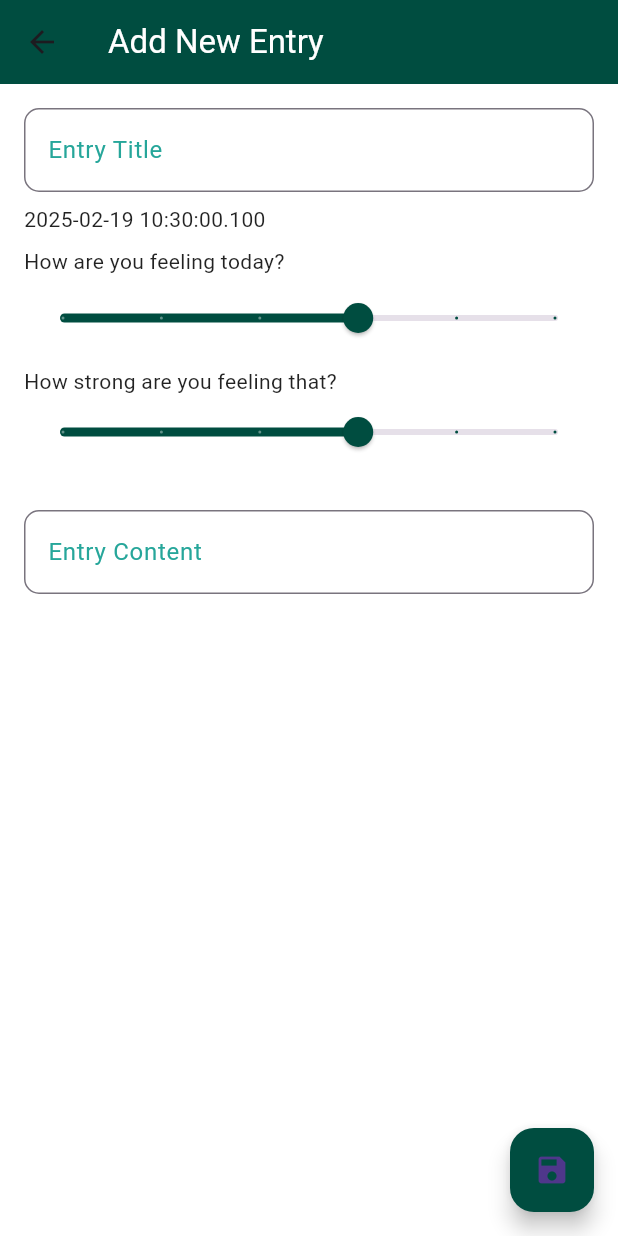
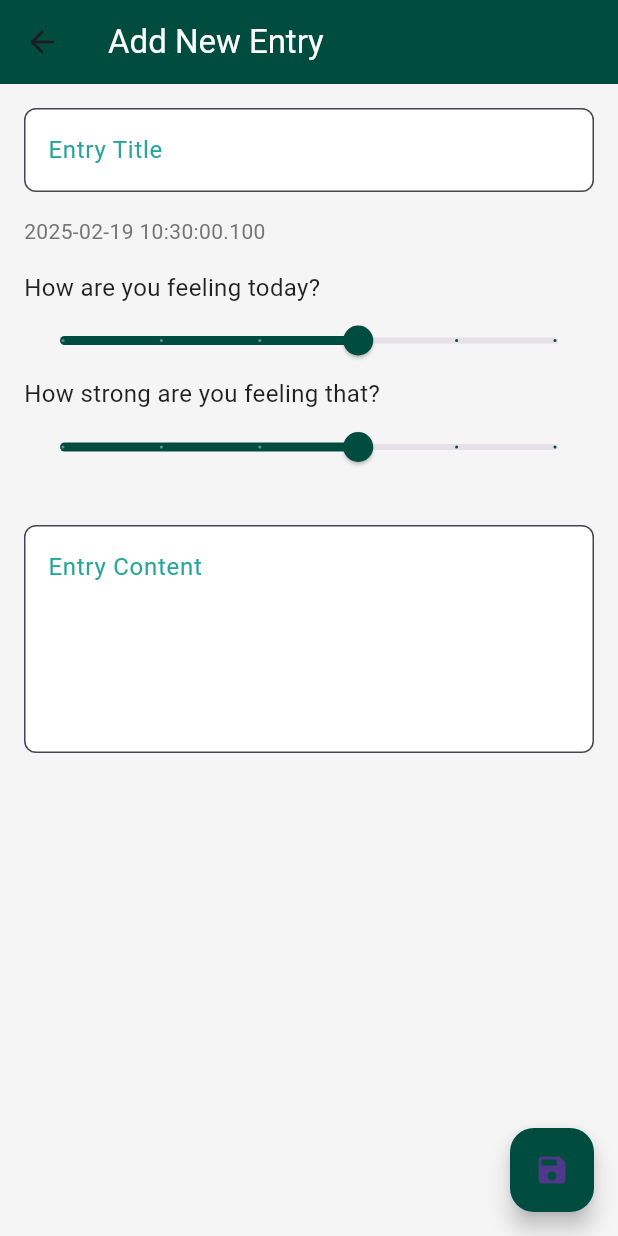
Before and after one commit to mariam-ahmed/myDiaryApp, a Flutter app: the EntriesScreen screen opened directly with empty values, after a tap on "Create Entry", on a phone screen of 412 x 824 dp. Run offline on Flutter 3.47's test engine with Material 3 defaults, Android fonts, the phone set to English and light mode, and no system bars; our stand-ins replace cloud_firestore, firebase_auth, firebase_core; accounts and stored records are empty.

Commit message:
model+ECC integration

```diff
--- a/lib/screens/entries_screen.dart
+++ b/lib/screens/entries_screen.dart
@@ -1,96 +1,113 @@
 import 'package:cloud_firestore/cloud_firestore.dart';
-import 'package:firebase_auth/firebase_auth.dart';
 import 'package:flutter/material.dart';
 import 'package:mobile_app/reusable_widgets/entry_card.dart';
 import 'package:mobile_app/reusable_widgets/reusable_widget.dart';
 import 'package:mobile_app/screens/entry_editor.dart';
-import 'package:mobile_app/utils/color_utils.dart';
 
 import '../reusable_methods/firebase_methods.dart';
 import 'entry_reader.dart';
 
 class EntriesScreen extends StatefulWidget {
   String uid = "";
-   EntriesScreen(String uid, {super.key}){
-     this.uid = uid;
-   }
+  EntriesScreen(this.uid, {super.key});
 
   @override
-  State<EntriesScreen> createState() => _EntriesScreenState(this.uid);
+  State<EntriesScreen> createState() => _EntriesScreenState(uid);
 }
 
 class _EntriesScreenState extends State<EntriesScreen> {
-
   String uid = "";
-  _EntriesScreenState(String uid)
-  {
-    this.uid = uid;
-  }
+  _EntriesScreenState(this.uid);
 
   @override
   Widget build(BuildContext context) {
     return Scaffold(
-      backgroundColor: hexStringToColor("#DCDCDC"),
-      appBar: AppBar(
-        elevation: 0.0,
-        title: const Text("Entries"),
-        centerTitle: true,
+      // Use a light background color that matches the rest of your app
+      body: Container(
+        width: MediaQuery.of(context).size.width,
+        height: MediaQuery.of(context).size.height,
+        decoration: const BoxDecoration(
+          image: DecorationImage(
+            image: AssetImage("assets/images/bg-gradient.jpg"), // Background image from assets
+            fit: BoxFit.cover,
           ),
-      body: Padding(
-        padding: const EdgeInsets.all(16.0),
+        ),
+        child: Padding(
+          padding: const EdgeInsets.symmetric(horizontal: 20.0, vertical: 50.0),
           child: Column(
-          mainAxisAlignment: MainAxisAlignment.start,
             crossAxisAlignment: CrossAxisAlignment.start,
             children: [
-            const Text("Your recent entries",
+              // Header text
+              Text(
+                "Your recent entries",
                 style: TextStyle(
-                    color: Colors.white, fontWeight: FontWeight.bold)),
-            const SizedBox(
-              height: 20.0,
+                  color: Colors.white, // White text for better contrast on dark background
+                  fontWeight: FontWeight.bold,
+                  fontSize: 24,
                 ),
+              ),
+              const SizedBox(height: 20.0),
+              // Entry list
               Expanded(
                 child: StreamBuilder<QuerySnapshot>(
-                stream:
-                    FirebaseFirestore.instance.collection("notes").where("uid", isEqualTo: uid).snapshots(),
+                  stream: FirebaseFirestore.instance
+                      .collection("notes")
+                      .where("uid", isEqualTo: uid)
+                      .snapshots(),
                   builder: (context, AsyncSnapshot<QuerySnapshot> snapshot) {
                     if (snapshot.connectionState == ConnectionState.waiting) {
                       return const Center(
-                      child: CircularProgressIndicator(),
+                        child: CircularProgressIndicator(
+                          valueColor: AlwaysStoppedAnimation<Color>(Colors.white), // White loading spinner
+                        ),
                       );
                     }
                     if (snapshot.hasData) {
-                    return GridView(
-                        gridDelegate:
-                            const SliverGridDelegateWithFixedCrossAxisCount(
-                                crossAxisCount: 2),
-                        children: snapshot.data!.docs
-                            .map((entry) => EntryCard(() {
+                      return GridView.builder(
+                        gridDelegate: const SliverGridDelegateWithFixedCrossAxisCount(
+                          crossAxisCount: 2,
+                          crossAxisSpacing: 10.0,
+                          mainAxisSpacing: 10.0,
+                        ),
+                        itemCount: snapshot.data!.docs.length,
+                        itemBuilder: (context, index) {
+                          var entry = snapshot.data!.docs[index];
+                          return EntryCard(() {
                             Navigator.push(
                                 context,
                                 MaterialPageRoute(
                                   builder: (context) =>
                                       EntryReaderScreen(entry),
                                 ));
-                                }, entry))
-                            .toList());
+                          }, entry );
+                        },
+                      );
                     }
-                  return const Text("There's no notes yet");
+                    return const Center(
+                      child: Text(
+                        "No entries available yet.",
+                        style: TextStyle(color: Colors.white), // White text for empty state
+                      ),
+                    );
                   },
                 ),
-            )
+              ),
             ],
           ),
         ),
+      ),
+      // Floating Action Button
       floatingActionButton: FloatingActionButton.extended(
+        backgroundColor: Colors.white, // Dark teal to match the app's theme
         onPressed: () async {
-          if(await canAddEntryToday(uid)) {
+          if (await canAddEntryToday(uid)) {
             Navigator.push(
               context,
               MaterialPageRoute(
-                    builder: (context) => EntryEditorScreen(uid)));
-          }
-          else
-            {
+                builder: (context) => EntryEditorScreen(uid),
+              ),
+            );
+          } else {
             showSnackBar(context, "You've already created today's entry");
           }
         },
@@ -99,6 +116,4 @@ class _EntriesScreenState extends State<EntriesScreen> {
       ),
     );
   }
-
-
 }
--- a/lib/screens/entry_editor.dart
+++ b/lib/screens/entry_editor.dart
@@ -1,12 +1,9 @@
 import 'package:cloud_firestore/cloud_firestore.dart';
-import 'package:firebase_auth/firebase_auth.dart';
-import 'package:flutter/material.dart';
-import 'package:mobile_app/reusable_methods/mood_calculations.dart';
-import 'package:cloud_firestore/cloud_firestore.dart';
-import 'package:firebase_auth/firebase_auth.dart';
 import 'package:flutter/material.dart';
 import 'package:mobile_app/reusable_methods/mood_calculations.dart';
 import 'package:mobile_app/reusable_widgets/reusable_widget.dart';
+
+import '../reusable_methods/tensorFlow_methods.dart';
 
 class EntryEditorScreen extends StatefulWidget {
   final String uid;
@@ -24,16 +21,18 @@ class _EntryEditorScreenState extends State<EntryEditorScreen> {
   double mood = 3;
   double intensity = 3;
   final String uid;
+  late List<dynamic> classification;
+  String firstClassification = '';
 
   _EntryEditorScreenState(this.uid);
 
   @override
   Widget build(BuildContext context) {
     return Scaffold(
-      backgroundColor: Colors.white, // Light teal background
+      backgroundColor: Colors.grey.shade100,  // Light, neutral background
       appBar: AppBar(
         elevation: 0.0,
-        backgroundColor: Colors.teal.shade900, // Dark teal app bar
+        backgroundColor: Colors.teal.shade900,  // Dark teal for consistency
         title: const Text(
           "Add New Entry",
           style: TextStyle(color: Colors.white),
@@ -45,25 +44,34 @@ class _EntryEditorScreenState extends State<EntryEditorScreen> {
           child: Column(
             crossAxisAlignment: CrossAxisAlignment.start,
             children: [
+              // Entry Title TextField
               TextField(
                 controller: _titleController,
                 decoration: InputDecoration(
                   border: OutlineInputBorder(
-                    borderRadius: BorderRadius.circular(10),
-                    borderSide: BorderSide(color: Colors.teal),
+                    borderRadius: BorderRadius.circular(8),
+                    borderSide: BorderSide(color: Colors.teal.shade900, width: 1.5),
                   ),
+                  filled: true,
+                  fillColor: Colors.white,
                   hintText: 'Entry Title',
                   hintStyle: TextStyle(color: Colors.teal.shade400),
                 ),
               ),
-              const SizedBox(height: 8.0),
+              const SizedBox(height: 16.0),
+
+              // Entry Date
               Text(
-                date2.toDate().toLocal().toString(), // Format date properly
-                style: TextStyle(color: Colors.black87),
+                date2.toDate().toLocal().toString(),
+                style: TextStyle(color: Colors.grey.shade600, fontSize: 14),
               ),
-              const SizedBox(height: 8.0),
-              const Text("How are you feeling today?", style: TextStyle(color: Colors.black87)),
-              const SizedBox(height: 4.0),
+              const SizedBox(height: 16.0),
+
+              // Mood Slider
+              const Text(
+                "How are you feeling today?",
+                style: TextStyle(color: Colors.black87, fontSize: 16),
+              ),
               Slider(
                 value: mood,
                 max: 5,
@@ -75,8 +83,12 @@ class _EntryEditorScreenState extends State<EntryEditorScreen> {
                   });
                 },
               ),
-              const SizedBox(height: 8.0),
-              const Text("How strong are you feeling that?", style: TextStyle(color: Colors.black87)),
+
+              // Intensity Slider
+              const Text(
+                "How strong are you feeling that?",
+                style: TextStyle(color: Colors.black87, fontSize: 16),
+              ),
               Slider(
                 value: intensity,
                 max: 5,
@@ -88,16 +100,22 @@ class _EntryEditorScreenState extends State<EntryEditorScreen> {
                   });
                 },
               ),
+
               const SizedBox(height: 28.0),
+
+              // Entry Content TextField
               TextField(
                 controller: _mainController,
                 keyboardType: TextInputType.multiline,
-                maxLines: null,
+                minLines: 5,
+                maxLines: 10,
                 decoration: InputDecoration(
                   border: OutlineInputBorder(
-                    borderRadius: BorderRadius.circular(10),
-                    borderSide: BorderSide(color: Colors.teal),
+                    borderRadius: BorderRadius.circular(8),
+                    borderSide: BorderSide(color: Colors.teal.shade900, width: 1.5),
                   ),
+                  filled: true,
+                  fillColor: Colors.white,
                   hintText: 'Entry Content',
                   hintStyle: TextStyle(color: Colors.teal.shade400),
                 ),
@@ -108,12 +126,15 @@ class _EntryEditorScreenState extends State<EntryEditorScreen> {
       ),
       floatingActionButton: FloatingActionButton(
         onPressed: () async {
+          classification = await classify(_mainController.text);
+          firstClassification = classification[0];
           FirebaseFirestore.instance.collection("notes").add({
             "entry_title": _titleController.text,
             "entry_date": date2,
             "entry_mood": mood,
             "entry_mood_intensity": intensity,
             "entry_content": _mainController.text,
+            "entry_classification": classification,
             "uid": uid,
           }).then((value) {
             updateMood(uid, mood);
@@ -122,7 +143,7 @@ class _EntryEditorScreenState extends State<EntryEditorScreen> {
           }).catchError((error) => {showSnackBar(context, "Failed to save entry")});
         },
         child: const Icon(Icons.save),
-        backgroundColor: Colors.teal.shade900, // Match the app theme
+        backgroundColor: Colors.teal.shade900,
       ),
     );
   }
```
Also changed, not shown: encryption/ecc_key_pair.dart (added, +21 -0 lines), lib/reusable_methods/tensorFlow_methods.dart (added, +16 -0 lines), lib/reusable_widgets/entry_card.dart (+36 -15 lines), lib/screens/entry_reader.dart (+65 -19 lines), pubspec.yaml (+7 -2 lines), pubspec.lock. Lines whose indentation alone changed are shown as unchanged.
